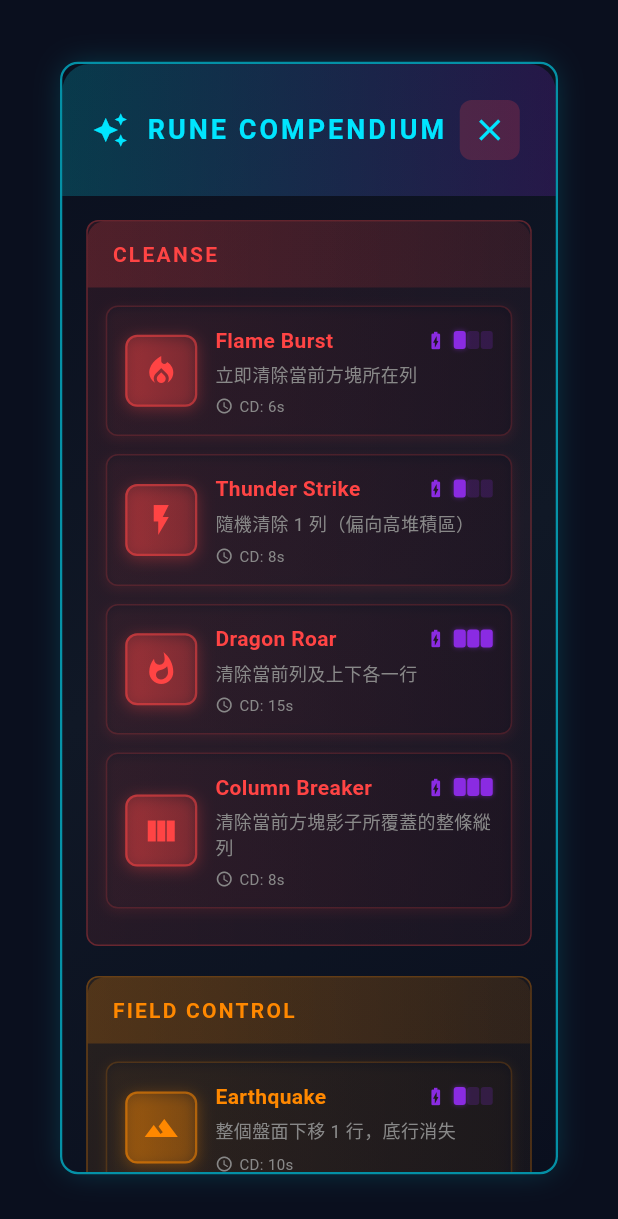
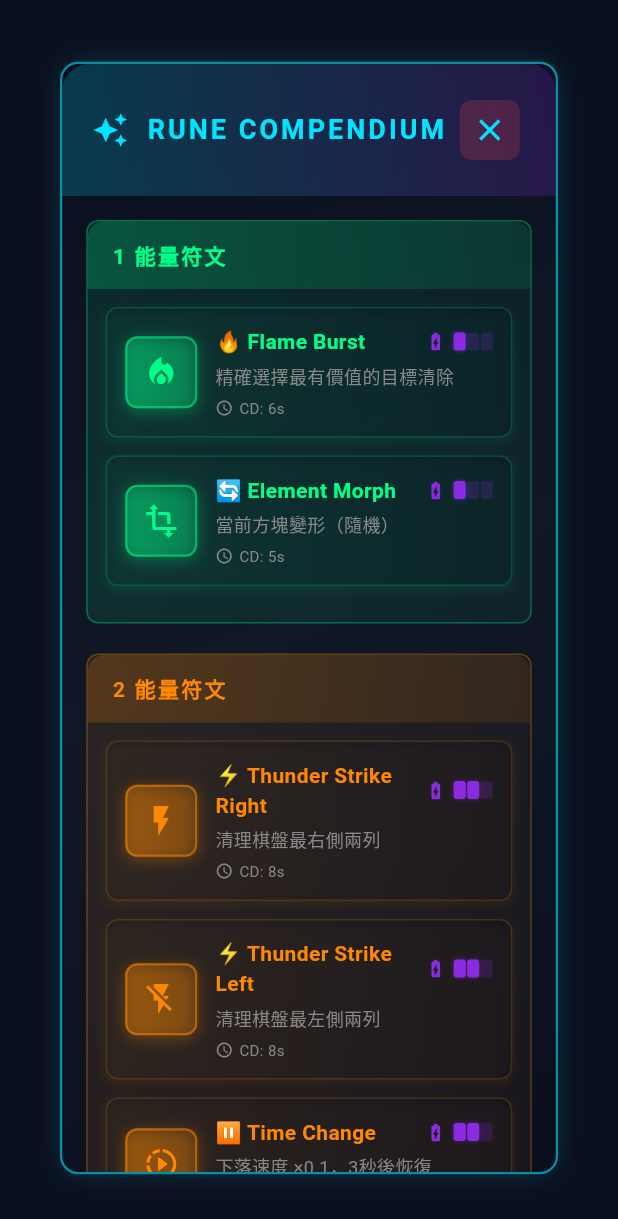
Before and after one commit to CCY0821/flutter_tetris_game, a Flutter app: the RuneIntroductionPage widget shown alone on an empty page, opened directly, on a phone screen of 412 x 824 dp. Shown: the top 1219 px of the screen. Run offline on Flutter 3.47's test engine with Material 3 defaults, Android fonts, the phone set to English and light mode, and no system bars; our stand-ins replace audioplayers, google_mobile_ads, shared_preferences; missing offline and left inert: universal_html; accounts and stored records are empty; network calls fail.

Commit message:
📖 更新符文介紹頁面 - 按能量消耗重新分類
- 重新組織符文分類：從功能分類改為能量分類
  * 1能量符文 (綠色)：🔥 Flame Burst, 🔄 Element Morph
  * 2能量符文 (黃色)：⚡ Thunder Strike Left/Right, ⏸ Time Change, ✨ Blessed Combo
  * 3能量符文 (紅色)：🐉 Dragon Roar, 😇 Angel's Grace, 🕰 Time Slow, 🛡 Grace of Lines

- 更新符文描述以符合新的功能需求：
  * Flame Burst：精確選擇最有價值的目標清除
  * Dragon Roar：清除最下方三列
  * Thunder Strike：分為左右兩個版本
  * Angel's Grace：全部方塊清空，冷卻時間60s
  * Time Slow：3能量，下落速度 ×0.8
  * Blessed Combo：分數 ×3
  * 新增法術：Element Morph, Time Change, Grace of Lines

- 視覺改善：
  * 使用emoji讓法術更易識別
  * 顏色區分不同能量等級
  * 按能量消耗排序，方便玩家規劃

- 更新 CLAUDE.md 開發指引：
  * 整合完整棋盤座標系統說明
  * 新增 Thunder Strike 成功案例參考
  * 強調只操作可視區域的核心概念

🤖 Generated with [Claude Code](https://claude.ai/code)

Co-Authored-By: Claude <noreply@anthropic.com>

```diff
--- a/lib/widgets/rune_introduction_page.dart
+++ b/lib/widgets/rune_introduction_page.dart
@@ -107,19 +107,13 @@ class RuneIntroductionPage extends StatelessWidget {
                 child: Column(
                   children: [
                     _buildRuneCategory(
-                        'CLEANSE', cyberpunkDanger, _getClearRunes()),
+                        '1 能量符文', cyberpunkSuccess, _getOneEnergyRunes()),
                     const SizedBox(height: 20),
                     _buildRuneCategory(
-                        'FIELD CONTROL', cyberpunkWarning, _getFieldRunes()),
+                        '2 能量符文', cyberpunkWarning, _getTwoEnergyRunes()),
                     const SizedBox(height: 20),
                     _buildRuneCategory(
-                        'SURVIVAL', cyberpunkPrimary, _getSurvivalRunes()),
-                    const SizedBox(height: 20),
-                    _buildRuneCategory(
-                        'TEMPORAL', cyberpunkAccent, _getTimeRunes()),
-                    const SizedBox(height: 20),
-                    _buildRuneCategory('ENHANCEMENT', cyberpunkSuccess,
-                        _getEnhancementRunes()),
+                        '3 能量符文', cyberpunkDanger, _getThreeEnergyRunes()),
                   ],
                 ),
               ),
@@ -356,112 +350,101 @@ class RuneIntroductionPage extends StatelessWidget {
     );
   }
 
-  List<RuneData> _getClearRunes() {
+  List<RuneData> _getOneEnergyRunes() {
     return [
-      // 1 格能量符文
       RuneData(
-        name: 'Flame Burst',
+        name: '🔥 Flame Burst',
         icon: Icons.local_fire_department,
         cost: 1,
         cooldown: '6s',
-        description: '立即清除當前方塊所在列',
-        categoryColor: cyberpunkDanger,
+        description: '精確選擇最有價值的目標清除',
+        categoryColor: cyberpunkSuccess,
       ),
       RuneData(
-        name: 'Thunder Strike',
-        icon: Icons.flash_on,
+        name: '🔄 Element Morph',
+        icon: Icons.transform,
         cost: 1,
-        cooldown: '8s',
-        description: '隨機清除 1 列（偏向高堆積區）',
-        categoryColor: cyberpunkDanger,
-      ),
-      // 3 格能量符文
-      RuneData(
-        name: 'Dragon Roar',
-        icon: Icons.whatshot,
-        cost: 3,
-        cooldown: '15s',
-        description: '清除當前列及上下各一行',
-        categoryColor: cyberpunkDanger,
-      ),
-      RuneData(
-        name: 'Column Breaker',
-        icon: Icons.view_column,
-        cost: 3,
-        cooldown: '8s',
-        description: '清除當前方塊影子所覆蓋的整條縱列',
-        categoryColor: cyberpunkDanger,
+        cooldown: '5s',
+        description: '當前方塊變形（隨機）',
+        categoryColor: cyberpunkSuccess,
       ),
     ];
   }
 
-  List<RuneData> _getFieldRunes() {
+  List<RuneData> _getTwoEnergyRunes() {
     return [
       RuneData(
-        name: 'Earthquake',
-        icon: Icons.terrain,
-        cost: 1,
-        cooldown: '10s',
-        description: '整個盤面下移 1 行，底行消失',
+        name: '⚡ Thunder Strike Right',
+        icon: Icons.flash_on,
+        cost: 2,
+        cooldown: '8s',
+        description: '清理棋盤最右側兩列',
+        categoryColor: cyberpunkWarning,
+      ),
+      RuneData(
+        name: '⚡ Thunder Strike Left',
+        icon: Icons.flash_off,
+        cost: 2,
+        cooldown: '8s',
+        description: '清理棋盤最左側兩列',
+        categoryColor: cyberpunkWarning,
+      ),
+      RuneData(
+        name: '⏸ Time Change',
+        icon: Icons.slow_motion_video,
+        cost: 2,
+        cooldown: '18s',
+        duration: '3s',
+        description: '下落速度 ×0.1，3秒後恢復',
+        categoryColor: cyberpunkWarning,
+      ),
+      RuneData(
+        name: '✨ Blessed Combo',
+        icon: Icons.star,
+        cost: 2,
+        cooldown: '20s',
+        duration: '10s',
+        description: '10秒內自然消行分數 ×3',
         categoryColor: cyberpunkWarning,
       ),
     ];
   }
 
-  List<RuneData> _getSurvivalRunes() {
+  List<RuneData> _getThreeEnergyRunes() {
     return [
       RuneData(
-        name: "Angel's Grace",
-        icon: Icons.flight,
-        cost: 2,
-        cooldown: '18s',
-        description: '刪除最頂端 2 行方塊',
-        categoryColor: cyberpunkPrimary,
+        name: '🐉 Dragon Roar',
+        icon: Icons.whatshot,
+        cost: 3,
+        cooldown: '15s',
+        description: '清除最下方三列',
+        categoryColor: cyberpunkDanger,
       ),
       RuneData(
-        name: 'Gravity Reset',
-        icon: Icons.vertical_align_bottom,
+        name: '😇 Angel\'s Grace',
+        icon: Icons.flight,
+        cost: 3,
+        cooldown: '60s',
+        description: '全部方塊清空',
+        categoryColor: cyberpunkDanger,
+      ),
+      RuneData(
+        name: '🕰 Time Slow',
+        icon: Icons.access_time,
+        cost: 3,
+        cooldown: '12s',
+        duration: '5s',
+        description: '下落速度 ×0.8',
+        categoryColor: cyberpunkDanger,
+      ),
+      RuneData(
+        name: '🛡 Grace of Lines',
+        icon: Icons.view_agenda,
         cost: 3,
         cooldown: '25s',
-        description: '整個棋盤壓縮到底部，消除所有空洞',
-        categoryColor: cyberpunkPrimary,
-      ),
-    ];
-  }
-
-  List<RuneData> _getTimeRunes() {
-    return [
-      RuneData(
-        name: 'Time Slow',
-        icon: Icons.slow_motion_video,
-        cost: 1,
-        cooldown: '12s',
         duration: '5s',
-        description: '5 秒內下落速度減半',
-        categoryColor: cyberpunkAccent,
-      ),
-      RuneData(
-        name: 'Time Stop',
-        icon: Icons.pause_circle,
-        cost: 2,
-        cooldown: '18s',
-        duration: '3s',
-        description: '3 秒完全暫停，可移動旋轉',
-        categoryColor: cyberpunkAccent,
-      ),
-    ];
-  }
-
-  List<RuneData> _getEnhancementRunes() {
-    return [
-      RuneData(
-        name: 'Blessed Combo',
-        icon: Icons.star,
-        cost: 2,
-        cooldown: '20s',
-        duration: '10s',
-        description: '10 秒內自然消除分數翻倍',
-        categoryColor: cyberpunkSuccess,
+        description: '接下來五個方塊變成I型',
+        categoryColor: cyberpunkDanger,
       ),
     ];
   }
```
Also changed, not shown: 1 other file.
